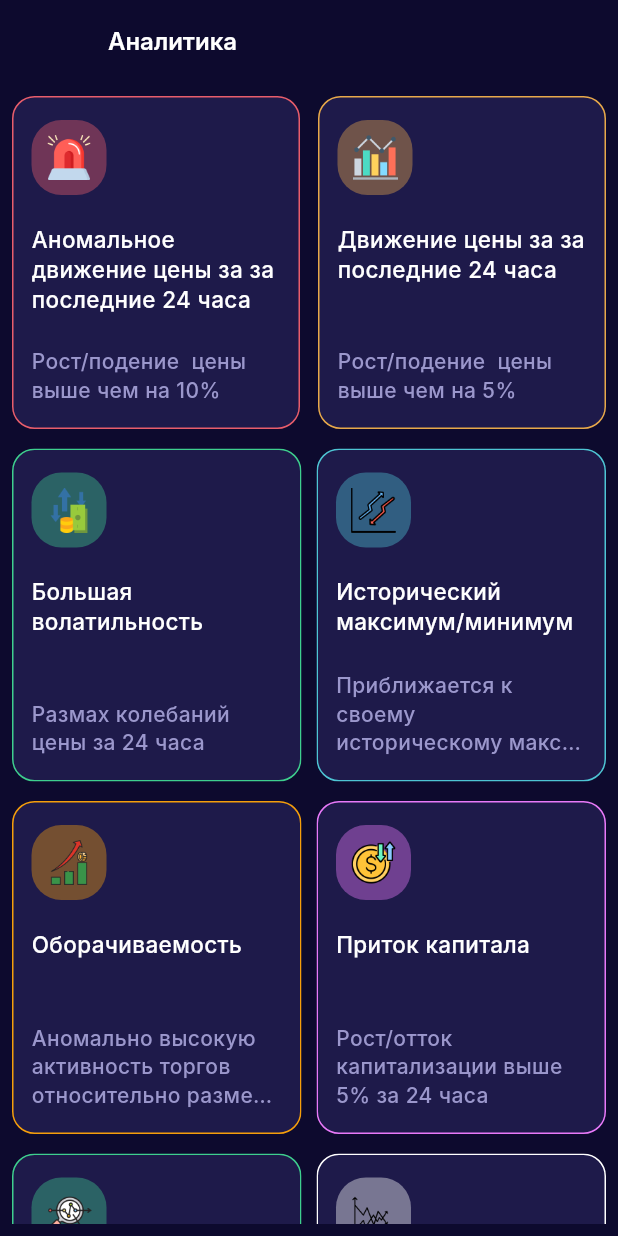
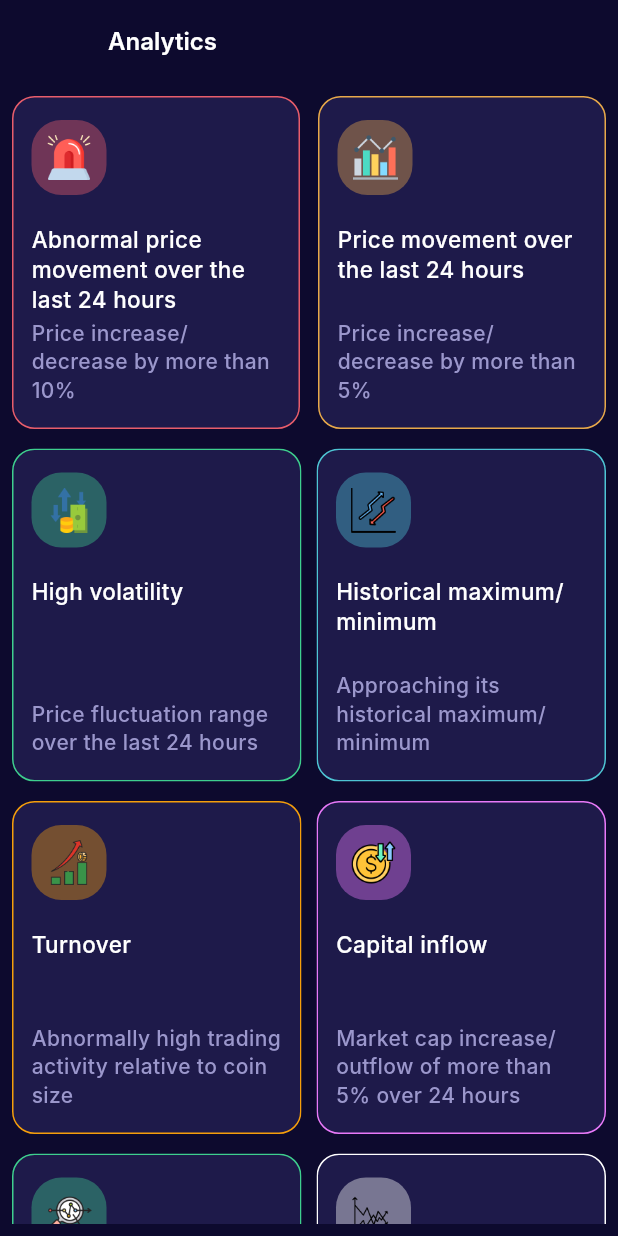
Before and after one commit to rustam2000-a11y/cripto, a Flutter app: the AssistantScreen screen opened directly, on a phone screen of 412 x 824 dp. Run offline on Flutter 3.47's test engine with Material 3 defaults, Android fonts, the phone set to English and light mode, and no system bars; our stand-ins replace cloud_firestore, equatable, firebase_auth, firebase_core, fl_chart, flutter_bloc and 6 more; missing offline and left inert: bloc_after_effect; accounts and stored records are empty; Roboto replaces fonts that are missing (Inter); statements that could not run were skipped.

Commit message:
feat: TH-9 update localization

```diff
--- a/lib/assistant/assistant_screen.dart
+++ b/lib/assistant/assistant_screen.dart
@@ -1,6 +1,6 @@
-import 'package:crypto_assistant/widget/custom_text.dart';
 import 'package:flutter/material.dart';
 
+import '../generated/l10n.dart';
 import '../home/home_widget/custom_app_bar.dart';
 import '../presentation/app_colors.dart';
 import '../presentation/app_images.dart';
@@ -11,18 +11,12 @@ import 'filter_detailing_screen.dart';
 class AssistantScreen extends StatelessWidget {
   const AssistantScreen({super.key});
 
-  void _openDetails(
-    BuildContext context,
-    FilterType type,
-    String description,
-  ) {
+  void _openDetails(BuildContext context, FilterType type, String description) {
     Navigator.push(
       context,
       MaterialPageRoute(
-        builder: (_) => FilterDetailingScreen(
-          type: type,
-          description: description,
-        ),
+        builder: (_) =>
+            FilterDetailingScreen(type: type, description: description),
       ),
     );
   }
@@ -31,40 +25,45 @@ class AssistantScreen extends StatelessWidget {
   Widget build(BuildContext context) {
     return Scaffold(
       backgroundColor: AppColors.haiti,
-      appBar: CustomAppBar(text: "Аналитика", leadingIcon: false),
+      appBar: CustomAppBar(text: S.of(context).analytics, leadingIcon: false),
       body: Padding(
         padding: const EdgeInsets.all(8.0),
         child: SingleChildScrollView(
           child: Column(
             spacing: 13,
             children: [
-
               Row(
                 spacing: 12,
                 children: [
                   Expanded(
                     child: AssistantCardInformation(
                       icon: AppImages.siren,
-                      text: 'Аномальное движение цены за за последние 24 часа',
-                      description: 'Рост/подение  цены выше чем на 10%',
+                      text: S
+                          .of(context)
+                          .abnormalPriceMovementOverTheLast24Hours,
+                      description: S
+                          .of(context)
+                          .priceIncreasedecreaseByMoreThan10,
                       borderColor: AppColors.borderRed,
                       onTap: () => _openDetails(
                         context,
                         FilterType.abnormalMovement,
-                        'Рост/подение  цены выше чем на 10%',
+                        S.of(context).priceIncreasedecreaseByMoreThan10,
                       ),
                     ),
                   ),
                   Expanded(
                     child: AssistantCardInformation(
                       icon: AppImages.barChart,
-                      text: 'Движение цены за за последние 24 часа',
-                      description: 'Рост/подение  цены выше чем на 5%',
+                      text: S.of(context).priceMovementOverTheLast24Hours,
+                      description: S
+                          .of(context)
+                          .priceIncreasedecreaseByMoreThan5,
                       borderColor: AppColors.borderOrange,
                       onTap: () => _openDetails(
                         context,
                         FilterType.priceMovement,
-                        'Рост/подение  цены выше чем на 5%',
+                        S.of(context).priceIncreasedecreaseByMoreThan5,
                       ),
                     ),
                   ),
@@ -76,27 +75,30 @@ class AssistantScreen extends StatelessWidget {
                   Expanded(
                     child: AssistantCardInformation(
                       icon: AppImages.inflationRate,
-                      text: 'Большая волатильность',
-                      description: 'Размах колебаний цены за 24 часа',
+                      text: S.of(context).highVolatility,
+                      description: S
+                          .of(context)
+                          .priceFluctuationRangeOverTheLast24Hours,
                       borderColor: AppColors.borderGreen,
                       onTap: () => _openDetails(
                         context,
                         FilterType.highVolatility,
-                        'Размах колебаний цены за 24 часа',
+                        S.of(context).priceFluctuationRangeOverTheLast24Hours,
                       ),
                     ),
                   ),
                   Expanded(
                     child: AssistantCardInformation(
                       icon: AppImages.volatility,
-                      text: 'Исторический максимум/минимум',
-                      description:
-                          'Приближается к своему историческому максимуму/минимуму',
+                      text: S.of(context).historicalMaximumminimum,
+                      description: S
+                          .of(context)
+                          .approachingItsHistoricalMaximumminimum,
                       borderColor: AppColors.borderTeal,
                       onTap: () => _openDetails(
                         context,
                         FilterType.historicalExtremum,
-                        'Приближается к своему историческому максимуму/минимуму',
+                        S.of(context).approachingItsHistoricalMaximumminimum,
                       ),
                     ),
                   ),
@@ -108,27 +110,34 @@ class AssistantScreen extends StatelessWidget {
                   Expanded(
                     child: AssistantCardInformation(
                       icon: AppImages.inflation,
-                      text: 'Оборачиваемость',
-                      description: 'Аномально высокую активность торгов относительно размера монеты',
+                      text: S.of(context).turnover,
+                      description: S
+                          .of(context)
+                          .abnormallyHighTradingActivityRelativeToCoinSize,
                       borderColor: AppColors.amber,
                       onTap: () => _openDetails(
                         context,
                         FilterType.turnover,
-                        'Аномально высокую активность торгов относительно размера монеты',
+                        S
+                            .of(context)
+                            .abnormallyHighTradingActivityRelativeToCoinSize,
                       ),
                     ),
                   ),
                   Expanded(
                     child: AssistantCardInformation(
                       icon: AppImages.currency,
-                      text: 'Приток капитала',
-                      description:
-                      'Рост/отток капитализации выше 5% за 24 часа',
+                      text: S.of(context).capitalInflow,
+                      description: S
+                          .of(context)
+                          .marketCapIncreaseoutflowOfMoreThan5Over24Hours,
                       borderColor: AppColors.magenta,
                       onTap: () => _openDetails(
                         context,
                         FilterType.capitalInflow,
-                        'Рост/отток капитализации выше 5% за 24 часа',
+                        S
+                            .of(context)
+                            .marketCapIncreaseoutflowOfMoreThan5Over24Hours,
                       ),
                     ),
                   ),
@@ -140,33 +149,39 @@ class AssistantScreen extends StatelessWidget {
                   Expanded(
                     child: AssistantCardInformation(
                       icon: AppImages.analyze,
-                      text: 'У дневного пика/дна',
-                      description: 'аномально высокую активность торгов относительно размера монеты',
+                      text: S.of(context).nearDailyPeakbottom,
+                      description: S
+                          .of(context)
+                          .abnormallyHighTradingActivityRelativeToCoinSize,
                       borderColor: AppColors.borderGreen,
                       onTap: () => _openDetails(
                         context,
                         FilterType.dailyExtremum,
-                        'аномально высокую активность торгов относительно размера монеты',
+                        S
+                            .of(context)
+                            .abnormallyHighTradingActivityRelativeToCoinSize,
                       ),
                     ),
                   ),
                   Expanded(
                     child: AssistantCardInformation(
                       icon: AppImages.high,
-                      text: 'Подтверждённая аномалия',
-                      description:
-                      'Цена сейчас находится у верхней или нижней границы дневного диапазона',
+                      text: S.of(context).confirmedAnomaly,
+                      description: S
+                          .of(context)
+                          .priceIsCurrentlyAtTheUpperOrLowerBoundaryOf,
                       borderColor: AppColors.whiteColor,
                       onTap: () => _openDetails(
                         context,
                         FilterType.confirmedAnomaly,
-                        'Цена сейчас находится у верхней или нижней границы дневного диапазона',
+                        S
+                            .of(context)
+                            .priceIsCurrentlyAtTheUpperOrLowerBoundaryOf,
                       ),
                     ),
                   ),
                 ],
               ),
-
             ],
           ),
         ),
--- a/lib/coin_card/coin_screen.dart
+++ b/lib/coin_card/coin_screen.dart
@@ -2,6 +2,7 @@ import 'package:bloc_after_effect/bloc_after_effect.dart';
 import 'package:crypto_assistant/home/home_widget/custom_app_bar.dart';
 import 'package:flutter/material.dart';
 
+import '../generated/l10n.dart';
 import '../injection.dart';
 import '../presentation/app_colors.dart';
 import '../registration/login_screen.dart';
@@ -124,8 +125,9 @@ class _CoinScreenState extends State<CoinScreen> {
                           children: [
                             Expanded(
                               child: CoinStatCard(
-                                title:
-                                    'Позиция текущей цены в дневном диапазоне (0–100%):',
+                                title: S
+                                    .of(context)
+                                    .currentPricePositionInDailyRange0100,
                                 value: formatPriceRangePosition(
                                   coin.currentPrice,
                                   coin.low24h,
@@ -141,13 +143,13 @@ class _CoinScreenState extends State<CoinScreen> {
                           children: [
                             Expanded(
                               child: CoinStatCard(
-                                title: 'Объём 24 часа',
+                                title: S.of(context).volume24Hours,
                                 value: formatVolume(coin.totalVolume),
                               ),
                             ),
                             Expanded(
                               child: CoinStatCard(
-                                title: 'Капитализация',
+                                title: S.of(context).capitalization,
                                 value:
                                     '\$${formatVolume(coin.marketCap.toInt())}',
                               ),
@@ -160,7 +162,7 @@ class _CoinScreenState extends State<CoinScreen> {
                           children: [
                             Expanded(
                               child: CoinStatCard(
-                                title: 'Макс 24 часа',
+                                title: S.of(context).max24Hours,
                                 value: coin.high24h != null
                                     ? '\$${coin.high24h!.toStringAsFixed(2)}'
                                     : '—',
@@ -168,7 +170,7 @@ class _CoinScreenState extends State<CoinScreen> {
                             ),
                             Expanded(
                               child: CoinStatCard(
-                                title: 'Мин 24 часа',
+                                title: 'Min 24 hours',
                                 value: coin.low24h != null
                                     ? '\$${coin.low24h!.toStringAsFixed(2)}'
                                     : '—',
@@ -182,7 +184,7 @@ class _CoinScreenState extends State<CoinScreen> {
                           children: [
                             Expanded(
                               child: CoinStatCard(
-                                title: 'Исторический максимум',
+                                title: S.of(context).historicalMaximum,
                                 value: coin.ath != null
                                     ? '\$${coin.ath!.toStringAsFixed(2)}'
                                     : '—',
@@ -190,7 +192,7 @@ class _CoinScreenState extends State<CoinScreen> {
                             ),
                             Expanded(
                               child: CoinStatCard(
-                                title: 'Исторический минимум',
+                                title: S.of(context).historicalMinimum,
                                 value: coin.atl != null
                                     ? '\$${coin.atl!.toStringAsFixed(2)}'
                                     : '—',
@@ -204,8 +206,8 @@ class _CoinScreenState extends State<CoinScreen> {
                           top: false,
                           child: CustomButton(
                             name: state.isFavorite
-                                ? 'Убрать из избранного'
-                                : 'Добавить в избранное',
+                                ? S.of(context).removeFromFavorites
+                                : S.of(context).addToFavorites,
                             onTap: () =>
                                 _bloc.add(const ToggleBriefcaseEvent()),
                           ),
--- a/lib/home/home_screen.dart
+++ b/lib/home/home_screen.dart
@@ -7,6 +7,7 @@ import 'package:flutter/material.dart';
 import 'package:flutter_bloc/flutter_bloc.dart';
 
 import '../coin_card/coin_screen.dart';
+import '../generated/l10n.dart';
 import '../injection.dart';
 import '../widget/coin_card.dart';
 import 'home_widget/coin_search_field.dart';
@@ -78,7 +79,7 @@ class _HomeScreenState extends State<HomeScreen> {
                 return const Center(child: CircularProgressIndicator());
               }
               if (state.items.isEmpty) {
-                return const Center(child: Text('Нет данных'));
+                return Center(child: Text(S.of(context).noData));
               }
               return Column(
                 children: [
--- a/lib/home/language/language_bottom_sheet.dart
+++ b/lib/home/language/language_bottom_sheet.dart
@@ -1,6 +1,7 @@
 import 'package:bloc_after_effect/bloc_after_effect.dart';
 import 'package:crypto_assistant/presentation/app_images.dart';
 import 'package:flutter/material.dart';
+import '../../generated/l10n.dart';
 import '../../injection.dart';
 import '../../widget/custom_button.dart';
 import 'bloc/language_bloc.dart';
@@ -66,8 +67,9 @@ class _LanguageBottomSheetState extends State<LanguageBottomSheet> {
           ),
           bottomWidget: CustomButton(
             onTap: () => _bloc.add(const ApplyLanguageEvent()),
-              name: 'apply',
-            ),);
+            name: S.of(context).apply,
+          ),
+        );
       },
     );
   }
--- a/lib/l10n/intl_en.arb
+++ b/lib/l10n/intl_en.arb
@@ -4,5 +4,42 @@
   "@noItemsAddedYet": {
     "description": "Shown on the briefcase screen when the user has not added any coins yet"
   },
-  "volume24Hours": "Volume 24 hours"
+  "volume24Hours": "Volume 24 hours",
+  "max24Hours": "Max 24 hours",
+  "currentPricePositionInDailyRange0100": "Current price position in daily range (0–100%):",
+  "capitalization": "Capitalization",
+  "historicalMaximum": "Historical maximum",
+  "historicalMinimum": "Historical minimum",
+  "removeFromFavorites": "Remove from favorites",
+  "addToFavorites": "Add to favorites",
+  "myBriefcase": "My briefcase",
+  "analytics": "Analytics",
+  "priceIsCurrentlyAtTheUpperOrLowerBoundaryOf": "Price is currently at the upper or lower boundary of the daily range",
+  "confirmedAnomaly": "Confirmed anomaly",
+  "abnormallyHighTradingActivityRelativeToCoinSize": "Abnormally high trading activity relative to coin size",
+  "nearDailyPeakbottom": "Near daily peak/bottom",
+  "marketCapIncreaseoutflowOfMoreThan5Over24Hours": "Market cap increase/outflow of more than 5% over 24 hours",
+  "turnover": "Turnover",
+  "approachingItsHistoricalMaximumminimum": "Approaching its historical maximum/minimum",
+  "historicalMaximumminimum": "Historical maximum/minimum",
+  "priceFluctuationRangeOverTheLast24Hours": "Price fluctuation range over the last 24 hours",
+  "priceIncreasedecreaseByMoreThan5": "Price increase/decrease by more than 5%",
+  "highVolatility": "High volatility",
+  "priceMovementOverTheLast24Hours": "Price movement over the last 24 hours",
+  "priceIncreasedecreaseByMoreThan10": "Price increase/decrease by more than 10%",
+  "abnormalPriceMovementOverTheLast24Hours": "Abnormal price movement over the last 24 hours",
+  "capitalInflow": "Capital inflow",
+  "welcomeBack": "Welcome back",
+  "logInToKeepFollowingTheMarket": "Log in to keep following the market",
+  "password": "Password",
+  "logIn": "Log in",
+  "dontHaveAnAccount": "Don't have an account?",
+  "signUp": "Sign up",
+  "createAnAccount": "Create an account",
+  "itTakesLessThanAMinute": "It takes less than a minute",
+  "name": "Name",
+  "alreadyHaveAnAccount": "Already have an account?",
+  "noData": "No data",
+  "search": "Search",
+  "apply": "Apply"
 }
--- a/lib/widget/coin_card.dart
+++ b/lib/widget/coin_card.dart
@@ -74,8 +74,10 @@ class CoinCard extends StatelessWidget {
                 text: formatVolume(totalVolume),
               ),
               CoinStatColumn(
-                title: 'Макс 24 часа',
-                text: high24h != null ? '\$${high24h!.toStringAsFixed(2)}' : '—',
+                title: S.of(context).max24Hours,
+                text: high24h != null
+                    ? '\$${high24h!.toStringAsFixed(2)}'
+                    : '—',
               ),
             ],
           ),
```
Also changed, not shown: lib/briefcase/briefcase_screen.dart (+5 -2 lines), lib/home/home_widget/coin_search_field.dart (+6 -9 lines), lib/l10n/intl_ru.arb (+38 -1 lines), lib/registration/login_screen.dart (+13 -18 lines), lib/registration/registration_screen.dart (+11 -19 lines), lib/registration/registration_widget/login_title.dart (+14 -3 lines), lib/generated/intl/messages_en.dart, lib/generated/intl/messages_ru.dart, lib/generated/l10n.dart. Lines whose indentation alone changed are shown as unchanged.
